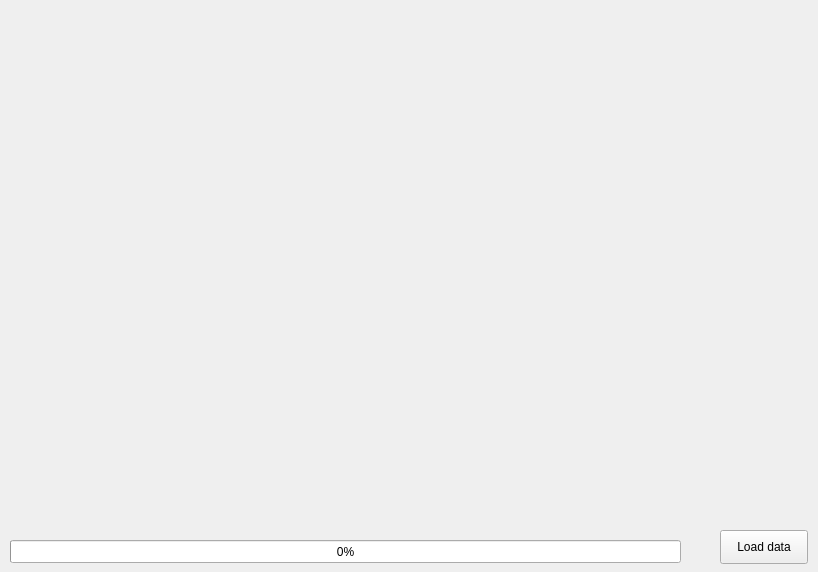
This is src/ui/widget.ui in BasilFinn/planetStacker as Qt 5 draws it before an edit. The edited form follows.
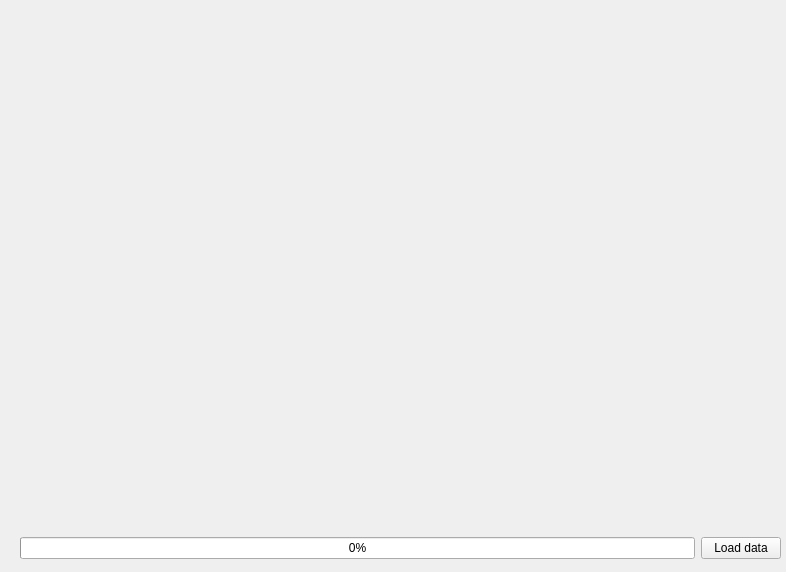
This is the edited form.

The edit to the form file:
```diff
--- a/src/ui/widget.ui
+++ b/src/ui/widget.ui
@@ -6,32 +6,19 @@
    <rect>
     <x>0</x>
     <y>0</y>
-    <width>818</width>
+    <width>786</width>
     <height>572</height>
    </rect>
   </property>
   <property name="windowTitle">
    <string>Form</string>
   </property>
-  <widget class="QPushButton" name="pushButton_loadData">
-   <property name="geometry">
-    <rect>
-     <x>720</x>
-     <y>530</y>
-     <width>88</width>
-     <height>34</height>
-    </rect>
-   </property>
-   <property name="text">
-    <string>Load data</string>
-   </property>
-  </widget>
   <widget class="QLabel" name="label_image">
    <property name="geometry">
     <rect>
-     <x>0</x>
-     <y>0</y>
-     <width>691</width>
+     <x>30</x>
+     <y>20</y>
+     <width>651</width>
      <height>501</height>
     </rect>
    </property>
@@ -45,18 +32,31 @@
     <string/>
    </property>
   </widget>
-  <widget class="QProgressBar" name="progressBar">
+  <widget class="QWidget" name="">
    <property name="geometry">
     <rect>
-     <x>10</x>
-     <y>540</y>
-     <width>671</width>
-     <height>23</height>
+     <x>20</x>
+     <y>530</y>
+     <width>761</width>
+     <height>36</height>
     </rect>
    </property>
-   <property name="value">
-    <number>0</number>
-   </property>
+   <layout class="QHBoxLayout" name="horizontalLayout">
+    <item>
+     <widget class="QProgressBar" name="progressBar">
+      <property name="value">
+       <number>0</number>
+      </property>
+     </widget>
+    </item>
+    <item>
+     <widget class="QPushButton" name="pushButton_loadData">
+      <property name="text">
+       <string>Load data</string>
+      </property>
+     </widget>
+    </item>
+   </layout>
   </widget>
  </widget>
  <resources/>
```
